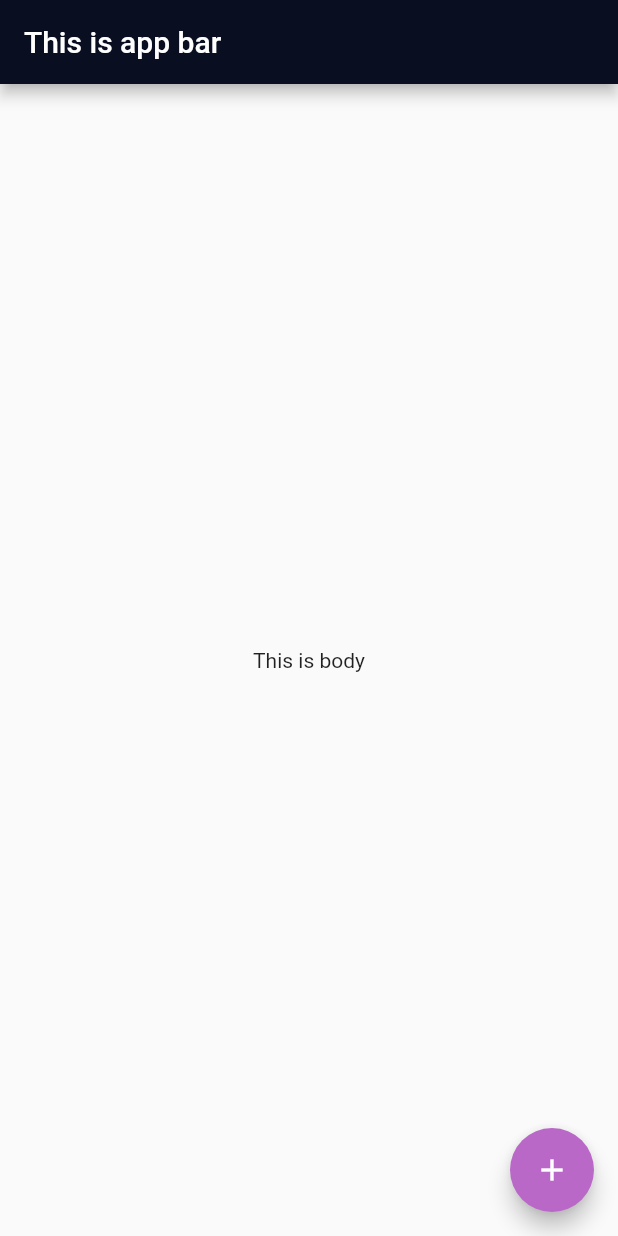
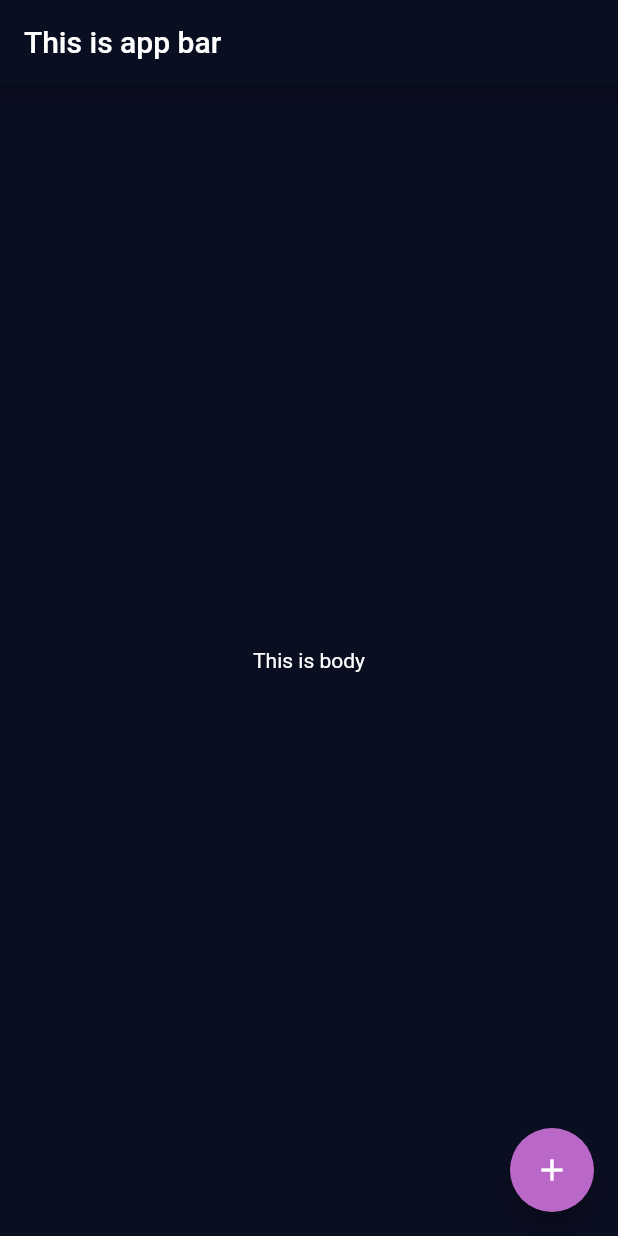
Before and after one commit to stuvistar/bmi, a Flutter app: the screen it shows after launch, on a phone screen of 412 x 824 dp. Run offline on Flutter 3.47's test engine with Material 2 defaults, Android fonts, the phone set to English and light mode, and no system bars.

```diff
--- a/lib/main.dart
+++ b/lib/main.dart
@@ -10,7 +10,11 @@ class BMICalculator extends StatelessWidget {
     final ThemeData theme = ThemeData();
     return MaterialApp(
       theme: theme.copyWith(
+        scaffoldBackgroundColor: const Color(0xFF0A0E21),
         colorScheme: theme.colorScheme.copyWith(secondary: Colors.purple[300]),
+        textTheme: const TextTheme(
+           bodyText2: TextStyle(color: Colors.white),
+        ),
         appBarTheme: const AppBarTheme(
           color: Color(0xFF0A0E21),
         ),
```
